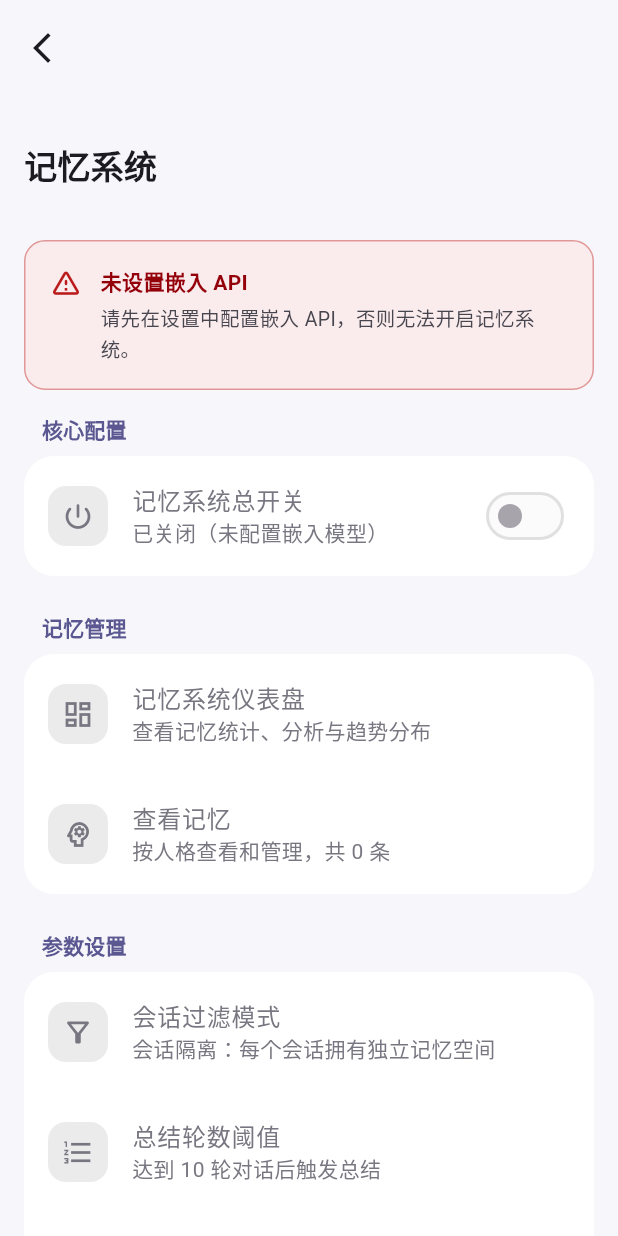
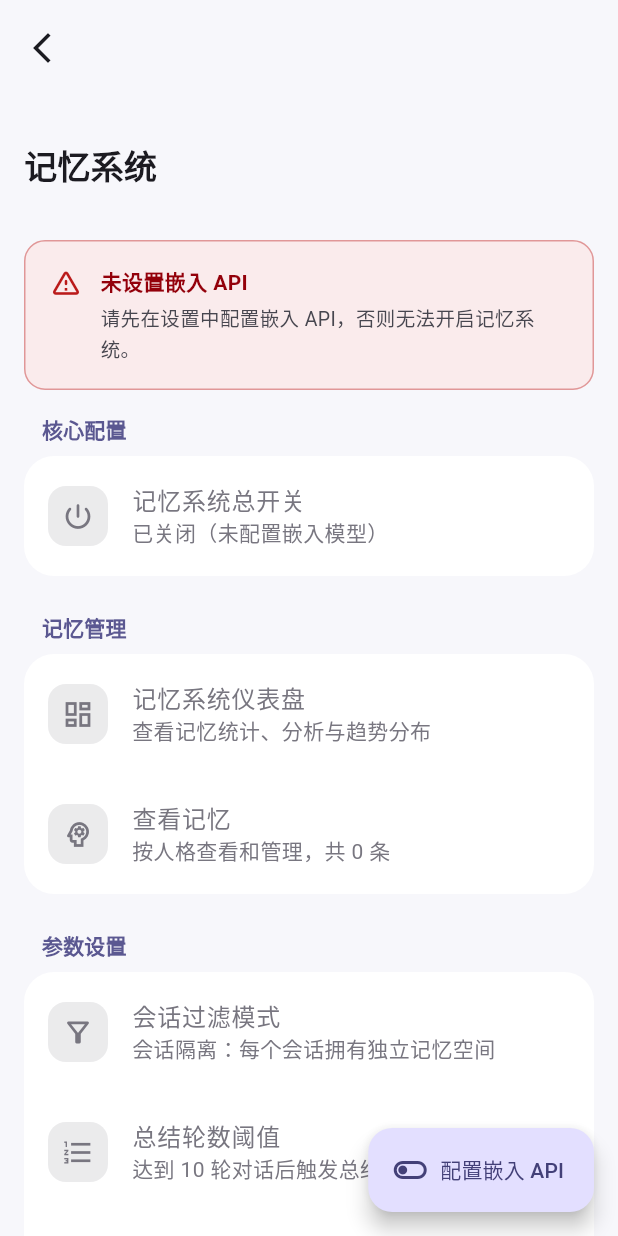
Before and after one commit to yonglanws/MewMew, a Flutter app: the MemorySettingsPage screen opened directly, on a phone screen of 412 x 824 dp. Run offline on Flutter 3.47's test engine with Material 3 defaults, Android fonts, the phone set to English and light mode, and no system bars; our stand-ins replace flutter_markdown, image_picker, share_plus, shared_preferences; accounts and stored records are empty.

Commit message:
feat: move settings switches to bottom actions

```diff
--- a/lib/pages/memory_settings_page.dart
+++ b/lib/pages/memory_settings_page.dart
@@ -1,4 +1,3 @@
-import 'package:flutter/foundation.dart';
 import 'package:flutter/material.dart';
 import 'package:provider/provider.dart';
 
@@ -8,6 +7,7 @@ import '../services/logger_service.dart';
 import '../state/app_state.dart';
 import '../utils/fast_route.dart';
 import '../utils/large_app_bar_title.dart';
+import '../widgets/settings_switch_action.dart';
 import 'dashboard_page.dart';
 import 'memory_page.dart';
 
@@ -29,6 +29,19 @@ class MemorySettingsPage extends StatelessWidget {
     final memoryDisabled = !isMemoryEnabled;
 
     return Scaffold(
+      floatingActionButton: SettingsSwitchFab(
+        icon: state.injectMemories && embeddingValid
+            ? Icons.toggle_on_outlined
+            : Icons.toggle_off_outlined,
+        label: !embeddingValid
+            ? '配置嵌入 API'
+            : (state.injectMemories ? '关闭记忆系统' : '开启记忆系统'),
+        onPressed: !embeddingValid
+            ? null
+            : () => context.read<AppState>().setInjectMemories(
+                !state.injectMemories,
+              ),
+      ),
       body: CustomScrollView(
         slivers: [
           SliverAppBar.large(
@@ -97,12 +110,7 @@ class MemorySettingsPage extends StatelessWidget {
                   subtitle: state.injectMemories && embeddingValid
                       ? '已开启：对话中自动检索并注入长期记忆'
                       : (embeddingValid ? '已关闭：暂不注入长期记忆' : '已关闭（未配置嵌入模型）'),
-                  trailing: Switch(
-                    value: state.injectMemories && embeddingValid,
-                    onChanged: !embeddingValid
-                        ? null
-                        : (v) => context.read<AppState>().setInjectMemories(v),
-                  ),
+                  isEnabled: embeddingValid,
                 ),
               ],
             ),
@@ -311,7 +319,7 @@ class MemorySettingsPage extends StatelessWidget {
               ],
             ),
           ),
-          const SliverPadding(padding: EdgeInsets.only(bottom: 32)),
+          const SliverPadding(padding: EdgeInsets.only(bottom: 104)),
         ],
       ),
     );
@@ -1153,21 +1161,21 @@ class _SettingTile extends StatelessWidget {
   final Color iconColor;
   final String title;
   final String subtitle;
-  final Widget? trailing;
   final VoidCallback? onTap;
+  final bool? isEnabled;
 
   const _SettingTile({
     required this.icon,
     required this.iconColor,
     required this.title,
     required this.subtitle,
-    this.trailing,
     this.onTap,
+    this.isEnabled,
   });
 
   @override
   Widget build(BuildContext context) {
-    final disabled = onTap == null;
+    final disabled = isEnabled == false || (isEnabled == null && onTap == null);
     return ListTile(
       contentPadding: const EdgeInsets.symmetric(horizontal: 16, vertical: 4),
       leading: Container(
@@ -1197,9 +1205,9 @@ class _SettingTile extends StatelessWidget {
           color: disabled ? Theme.of(context).colorScheme.outline : null,
         ),
       ),
-      trailing:
-          trailing ??
-          (onTap == null ? null : const Icon(Icons.chevron_right, size: 20)),
+      trailing: onTap == null
+          ? null
+          : const Icon(Icons.chevron_right, size: 20),
       onTap: onTap,
     );
   }
--- /dev/null
+++ b/lib/widgets/settings_switch_action.dart
@@ -0,0 +1,48 @@
+import 'package:flutter/material.dart';
+import 'package:provider/provider.dart';
+
+import '../state/app_state.dart';
+
+class SettingsSwitchFab extends StatelessWidget {
+  const SettingsSwitchFab({
+    super.key,
+    required this.label,
+    required this.icon,
+    required this.onPressed,
+  });
+
+  final String label;
+  final IconData icon;
+  final VoidCallback? onPressed;
+
+  @override
+  Widget build(BuildContext context) => FloatingActionButton.extended(
+    onPressed: onPressed,
+    icon: Icon(icon),
+    label: Text(label),
+  );
+}
+
+Future<void> showSettingsSwitchSheet(
+  BuildContext context, {
+  required String title,
+  required WidgetBuilder builder,
+}) => showModalBottomSheet<void>(
+  context: context,
+  showDragHandle: true,
+  builder: (sheetContext) => Consumer<AppState>(
+    builder: (context, _, __) => SafeArea(
+      child: SingleChildScrollView(
+        padding: const EdgeInsets.fromLTRB(16, 4, 16, 24),
+        child: Column(
+          crossAxisAlignment: CrossAxisAlignment.stretch,
+          children: [
+            Text(title, style: Theme.of(context).textTheme.titleLarge),
+            const SizedBox(height: 8),
+            builder(sheetContext),
+          ],
+        ),
+      ),
+    ),
+  ),
+);
```
Also changed, not shown: lib/pages/message_debounce_settings_page.dart (+53 -37 lines), lib/pages/segmented_send_settings_page.dart (+73 -21 lines), lib/pages/settings_page.dart (+15 -7 lines), 1 other file.
